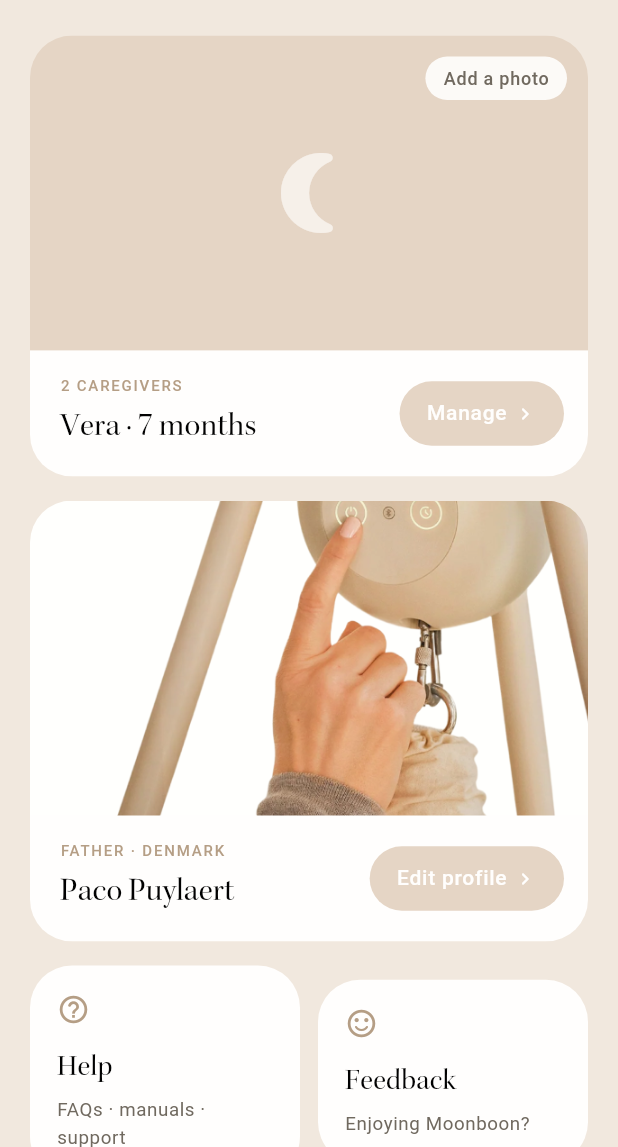
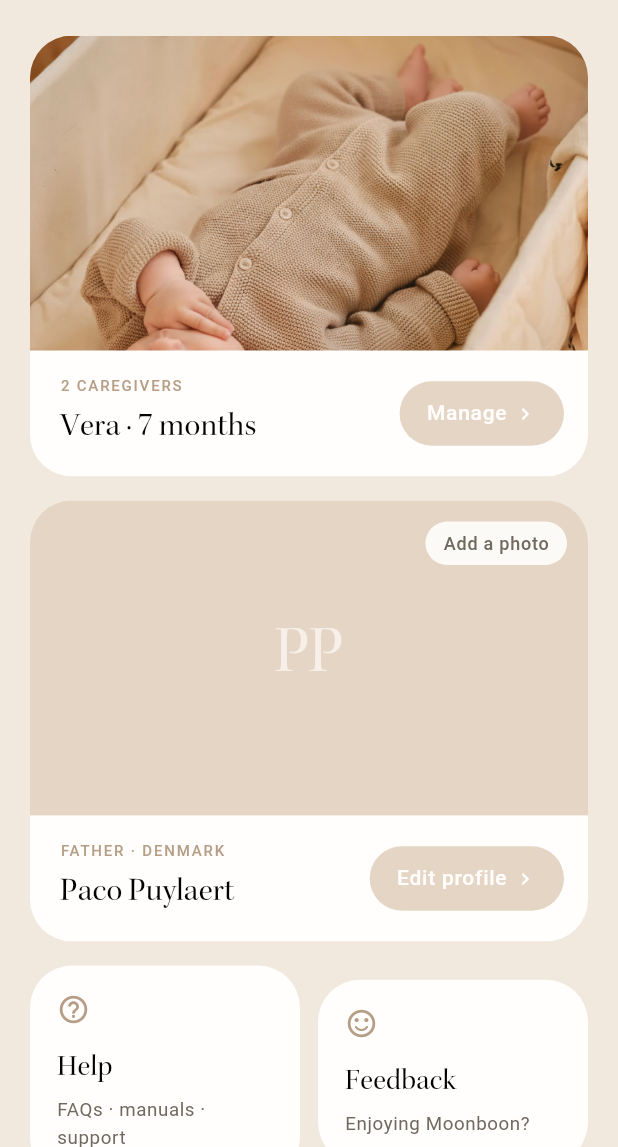
Before and after one commit to pacopuylaertfuxia/moonboon_ui, a Flutter app: the V4PhotoCardsPage screen opened directly, on a phone screen of 412 x 824 dp, the part 89-1236 px from its top. Run offline on Flutter 3.47's test engine with Material 3 defaults, Android fonts, the phone set to English and light mode, and no system bars; our stand-ins replace equatable, flutter_bloc, flutter_svg, image_picker, video_player; missing offline and left inert: screen_corner_radius.

Commit message:
prototype(settings): critique-pass fixes for V4 + V5
V4: family card now uses the warm crib photo; You card demos the
first-class initials placeholder with "Add a photo" chip.
V5: Delete account added under Log out (spec hard constraint);
constellation raised to balance the layout. Deck updated to match.

Co-Authored-By: Claude Opus 4.6 <noreply@anthropic.com>

```diff
--- a/lib/variants/settings/v4_photo_cards_page.dart
+++ b/lib/variants/settings/v4_photo_cards_page.dart
@@ -29,16 +29,31 @@ class _V4PhotoCardsPageState extends State<V4PhotoCardsPage> {
                   style: t.headlineLarge?.copyWith(fontSize: 34)),
               const SizedBox(height: 24),
 
-              // Family album card — no photo set yet → warm placeholder
+              // Family album card — warm in-context photography of Vera
+              _AlbumCard(
+                media: Image.asset(
+                  'assets/images/streaming_bg.png',
+                  fit: BoxFit.cover,
+                  alignment: Alignment.center,
+                ),
+                label: '2 CAREGIVERS',
+                title: 'Vera · 7 months',
+                action: 'Manage',
+              ),
+              const SizedBox(height: 16),
+
+              // You card — no photo set yet → first-class placeholder
               _AlbumCard(
                 media: Container(
                   color: c.surfaceTertiary,
                   child: Stack(
                     alignment: Alignment.center,
                     children: [
-                      Icon(Icons.nightlight_round,
-                          size: 64,
-                          color: c.textInverse.withValues(alpha: 0.65)),
+                      Text('PP',
+                          style: t.headlineLarge?.copyWith(
+                            fontSize: 44,
+                            color: c.textInverse.withValues(alpha: 0.65),
+                          )),
                       Positioned(
                         top: 14,
                         right: 14,
@@ -55,24 +70,6 @@ class _V4PhotoCardsPageState extends State<V4PhotoCardsPage> {
                         ),
                       ),
                     ],
-                  ),
-                ),
-                label: '2 CAREGIVERS',
-                title: 'Vera · 7 months',
-                action: 'Manage',
-              ),
-              const SizedBox(height: 16),
-
-              // You card — warm in-context photography
-              _AlbumCard(
-                media: ClipRect(
-                  child: Transform.scale(
-                    // Crop out the baked-in white rounded frame in the asset.
-                    scale: 1.35,
-                    child: Image.asset(
-                      'assets/images/motor_lifestyle.png',
-                      fit: BoxFit.cover,
-                    ),
                   ),
                 ),
                 label: 'FATHER · DENMARK',
--- a/lib/variants/settings/v5_constellation_page.dart
+++ b/lib/variants/settings/v5_constellation_page.dart
@@ -64,6 +64,10 @@ class _V5ConstellationPageState extends State<V5ConstellationPage> {
             const SizedBox(height: 18),
             Text('Log out',
                 style: t.labelMedium?.copyWith(color: c.textTertiary)),
+            const SizedBox(height: 12),
+            Text('Delete account',
+                style: t.labelSmall?.copyWith(
+                    color: c.feedbackError.withValues(alpha: 0.85))),
             const SizedBox(height: 24),
           ],
         ),
@@ -108,7 +112,7 @@ class _Constellation extends StatelessWidget {
     final c = context.color;
     final t = Theme.of(context).textTheme;
     return LayoutBuilder(builder: (context, box) {
-      final center = Offset(box.maxWidth / 2, box.maxHeight / 2 - 10);
+      final center = Offset(box.maxWidth / 2, box.maxHeight / 2 - 60);
       const orbit = 130.0;
       // Node angles (radians): Paco upper-left, Sofie upper-right,
       // invite lower-left so its thread stays clear of Vera's labels.
```
Also changed, not shown: decks/settings-CU-86cavd37q/v4_dark.png, decks/settings-CU-86cavd37q/v4_light.png, decks/settings-CU-86cavd37q/v5_dark.png, decks/settings-CU-86cavd37q/v5_light.png, 1 other file.
